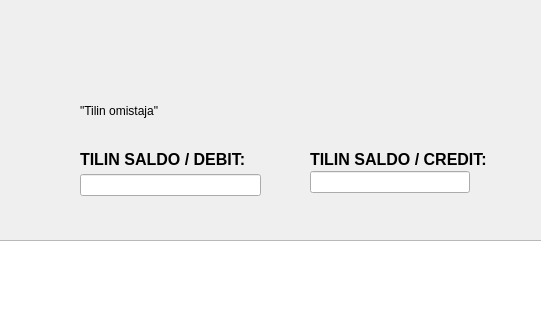
Qt form bankautomat/saldo.ui (AJHosuja/BankAutomat) before a commit; both pictures show x 170 to 711 and y 0 to 320 of the 950 by 600 pixel window.
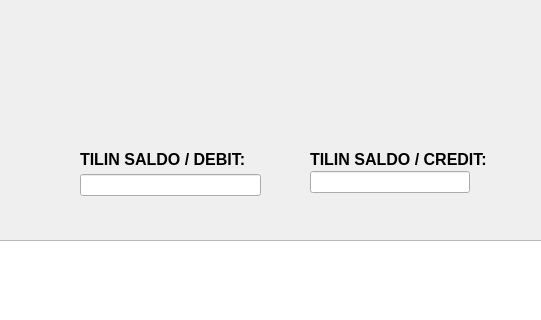
The same form after that commit.

Diff of the .ui file:
```diff
--- a/bankautomat/saldo.ui
+++ b/bankautomat/saldo.ui
@@ -25,8 +25,13 @@
    <layout class="QVBoxLayout" name="verticalLayout">
     <item>
      <widget class="QLabel" name="label_omistaja">
+      <property name="font">
+       <font>
+        <pointsize>16</pointsize>
+       </font>
+      </property>
       <property name="text">
-       <string>&quot;Tilin omistaja&quot;</string>
+       <string/>
       </property>
      </widget>
     </item>
```
